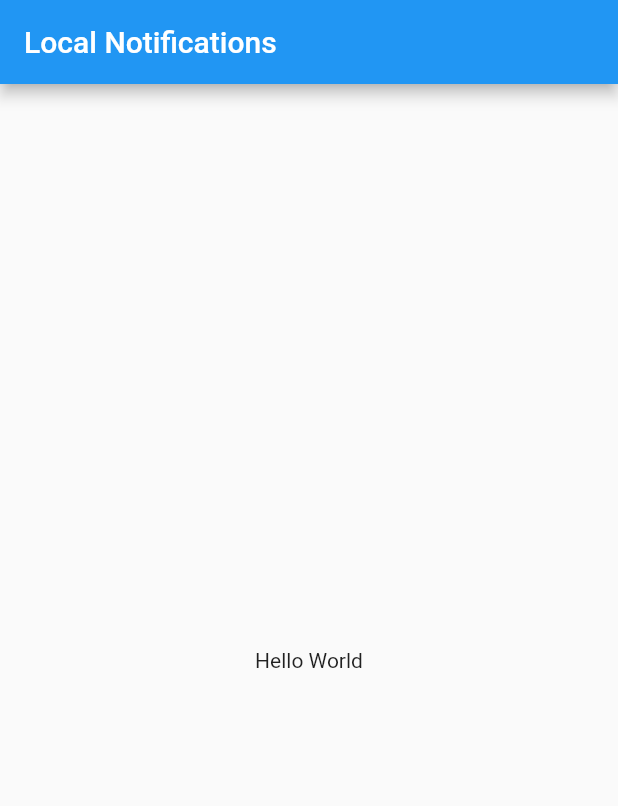
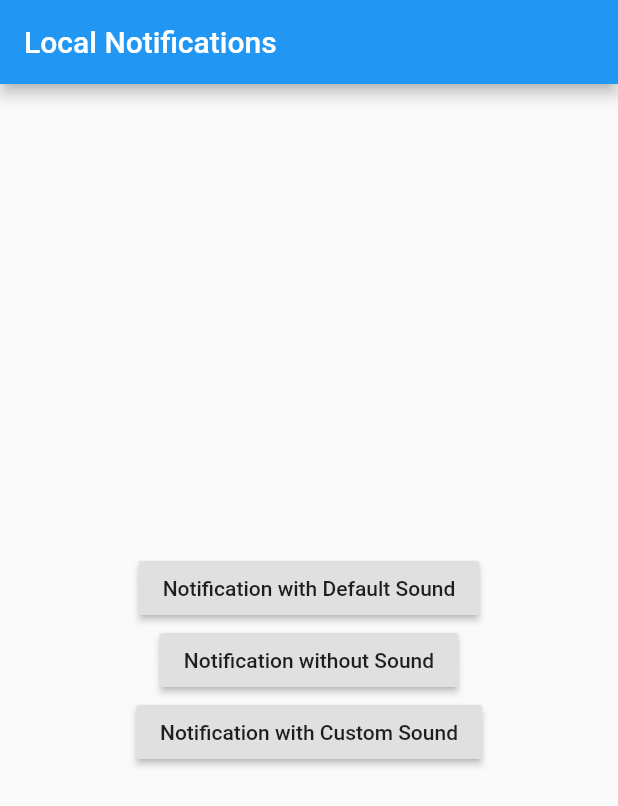
Before and after one commit to infiniteoverflow/Flutter_Local_Notification, a Flutter app: the screen it shows after launch, on a phone screen of 412 x 824 dp. Shown: the top 806 px of the screen. Run offline on Flutter 3.47's test engine with Material 2 defaults, Android fonts, the phone set to English and light mode, and no system bars; our stand-ins replace flutter_local_notifications.

Commit message:
Set the UI for the app

```diff
--- a/lib/main.dart
+++ b/lib/main.dart
@@ -93,10 +93,51 @@ class _MyHomePageState extends State<MyHomePage> {
       body: Center(
         // Center is a layout widget. It takes a single child and positions it
         // in the middle of the parent.
-        child: Text(
-          "Hello World"
+        child: Column(
+          mainAxisAlignment: MainAxisAlignment.center,
+          children: <Widget>[
+            RaisedButton(
+              child: Text(
+                "Notification with Default Sound"
+              ),
+              onPressed: () {
+
+              },
+            ),
+
+            RaisedButton(
+              child: Text(
+                  "Notification without Sound"
+              ),
+              onPressed: () {
+
+              },
+            ),
+
+            RaisedButton(
+              child: Text(
+                  "Notification with Custom Sound"
+              ),
+              onPressed: () {
+
+              },
+            ),
+          ],
         )
       ),
     );
   }
+
+
+  Future notificationDefaultSound() async{
+
+  }
+
+  Future notificationNoSound() async {
+
+  }
+
+  Future<void> notificationCustomSound() async{
+
+  }
 }
```
